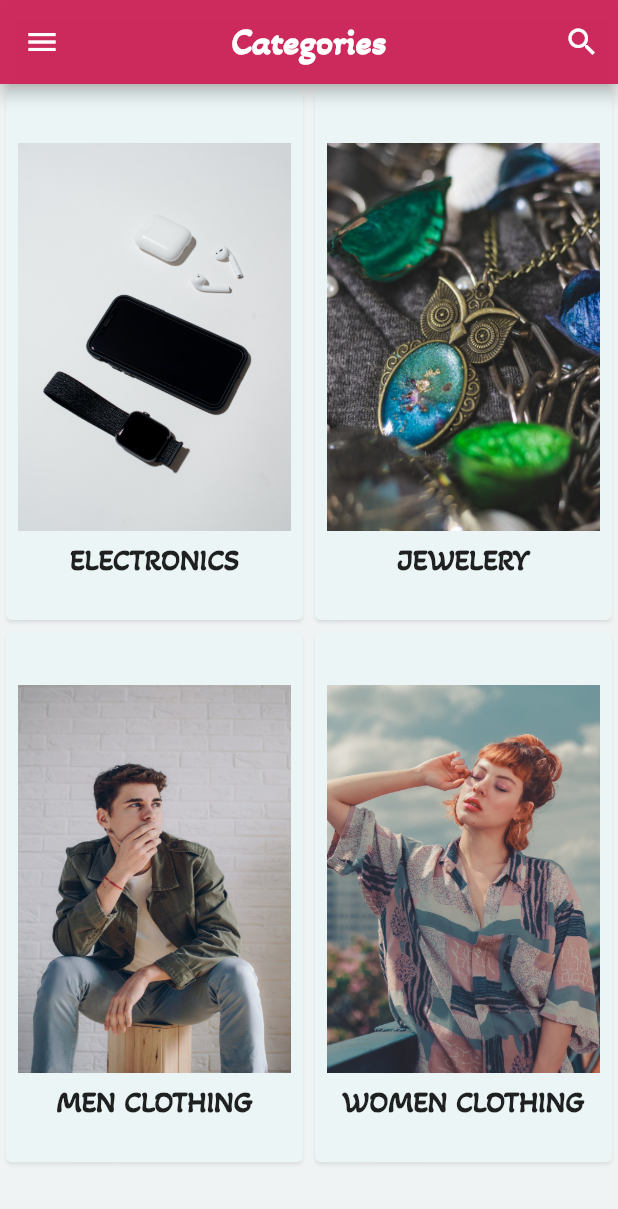
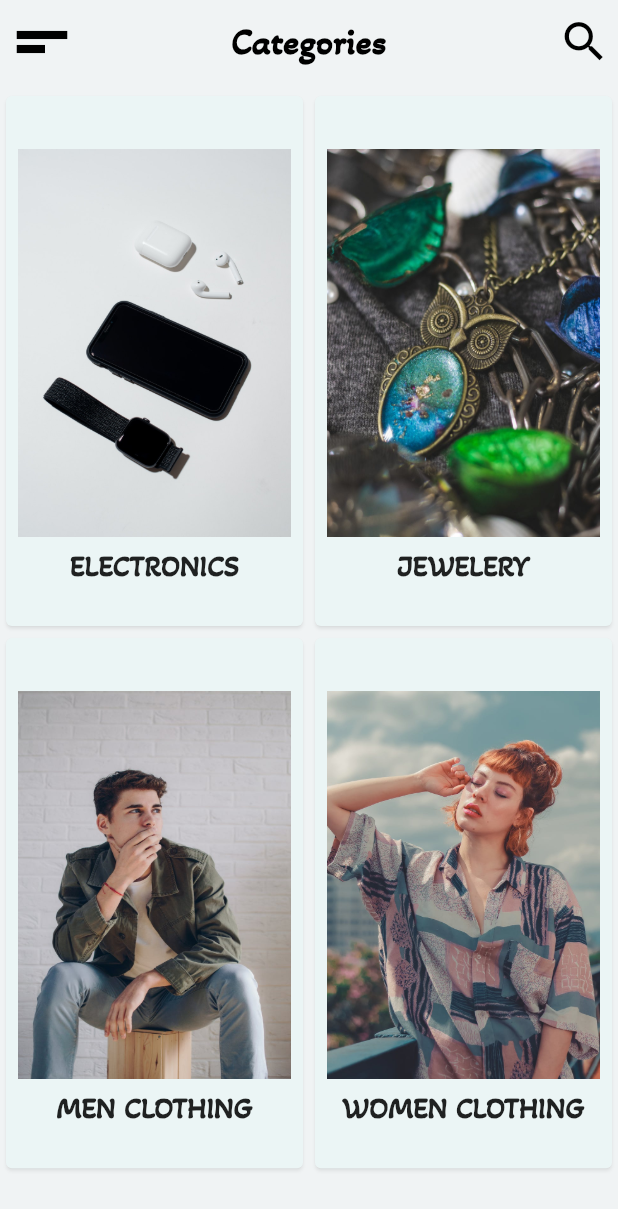
Before and after one commit to ElGenius-developer/shopping-app-with-bloc, a Flutter app: the screen it shows after launch, on a phone screen of 412 x 824 dp. Shown: the top 1209 px of the screen. Run offline on Flutter 3.47's test engine with Material 2 defaults, Android fonts, the phone set to English and light mode, and no system bars; drawn by our look-alikes of extended_image, flutter_inner_drawer; our stand-ins replace bloc, cloud_firestore, connectivity_plus, dio, equatable, firebase_core and 3 more; missing offline and left inert: sign_button; accounts and stored records are empty.

Commit message:
custom appbar

```diff
--- a/lib/data/constants/static_data.dart
+++ b/lib/data/constants/static_data.dart
@@ -15,9 +15,14 @@ class StaticData {
     "men clothing",
     "women clothing"
   ];
-  final String baseURL = 'https://fakestoreapi.com/products'; //all products
-  final String categoriesURL =
-      'https://fakestoreapi.com/products/category/'; //custom category
+  final typesList =[
+  {'coffee machine', 'speaker', 'laptop', 'smart watches', 'headset', 'digital camera', 'smart tv', 'power bank', 'fitness technology'},
+{'earring & necklaces', 'jewelry accessories', 'rings', 'bracelets', 'eyewear accessories'},
+{'jeans','shirt','pullover','boots','jacket','sneakers','hoodie','sunglasses'},
+    {'bags', 'pants','blouses & shirts','hoodies & sweatshirts','heels','coats','jackets & vests','pullovers','boots'}
+  ];
+
+  //custom category
   final Color pinkColor = Color(0xF8CD265A);
   final Color blueColor = Color(0xE90974C8);
 
@@ -49,7 +54,7 @@ class StaticData {
   );
 ////////Light Theme
 
-  ThemeData lightThemData = ThemeData(
+  ThemeData lightThemData =ThemeData(
     visualDensity: VisualDensity.adaptivePlatformDensity,
     primaryColor: Colors.red,
     canvasColor: Color(0xFFE5E8E8),
@@ -57,7 +62,7 @@ class StaticData {
     backgroundColor: Color(0xffF0F3F4),
     cardColor: Color(0xffEBF5F5),
     shadowColor: Colors.black38,
-    highlightColor: Colors.black54,
+    highlightColor: Colors.white10,
     bottomNavigationBarTheme: BottomNavigationBarThemeData(
       // selectedItemColor: Colors.black12,
       selectedItemColor: Colors.black,
--- a/lib/data/repository/products_repository.dart
+++ b/lib/data/repository/products_repository.dart
@@ -5,17 +5,17 @@ import 'package:dio/dio.dart';
 
 class ProductsRepository {
 
-  final CollectionReference _firestore = FirebaseFirestore.instance.collection('products');
+  final CollectionReference _fireStore = FirebaseFirestore.instance.collection('products');
 
 
  Future<List<Products>> fetchProductsByCategory(
      String categoryName,) async {
    var _products=<Products>[];
  try{
-   QuerySnapshot documentSnapshot = await _firestore.doc('categories')
+   QuerySnapshot querySnapshot = await _fireStore.doc('categories')
        .collection(categoryName)
-   /*.where('type' ,isEqualTo:'Pullover' ) add this to sort internal data*/.get();
-   documentSnapshot.docs.forEach((_product) {
+   /*.where('type' ,isEqualTo: 'Sweatshirt' )add this to sort internal data */.get();
+     querySnapshot.docs.forEach((_product) {
      _products.add(Products.fromJson(_product.data()));
    });
 
--- a/lib/logic/blocs/products_bloc/products_bloc.dart
+++ b/lib/logic/blocs/products_bloc/products_bloc.dart
@@ -13,6 +13,8 @@ class ProductsBloc extends Bloc<ProductsEvent, ProductsState> {
   ProductsBloc() : super(ProductsInitial());
   final _productsRepository = ProductsRepository();
   List<Products> _products = <Products>[];
+
+  List<Products> get products => _products;
 
   @override
   Stream<ProductsState> mapEventToState(
--- a/lib/ui/screens/authenticate.dart
+++ b/lib/ui/screens/authenticate.dart
@@ -1,3 +1,4 @@
+import 'package:bag_app/logic/cubits/thems/them_cubit.dart';
 import 'package:bag_app/ui/screens/home.dart';
 import 'package:bag_app/ui/screens/welcoming.dart';
 import 'package:flutter/material.dart';
@@ -8,6 +9,8 @@ class Authenticate extends StatelessWidget {
   const Authenticate({Key key, this.isLoggedIn =false}) : super(key: key);
   @override
   Widget build(BuildContext context) {
+    ThemeCubit.mediaQuery = MediaQuery.of(context);
+
     if(isLoggedIn)
       return Home();
     else
--- a/lib/ui/screens/home.dart
+++ b/lib/ui/screens/home.dart
@@ -1,10 +1,12 @@
-
 import 'package:bag_app/data/constants/static_data.dart';
 import 'package:bag_app/logic/blocs/products_bloc/products_bloc.dart';
 import 'package:bag_app/logic/cubits/thems/them_cubit.dart';
 import 'package:bag_app/ui/router/app_arguments.dart';
 import 'package:bag_app/ui/widgets/custom_text.dart';
+import 'package:bag_app/ui/widgets/inner_custom_drawer.dart';
 import 'package:bag_app/ui/widgets/internet_widget.dart';
+import 'package:bag_app/ui/widgets/my_custom_app_bar.dart';
+import 'package:extended_image/extended_image.dart';
 import 'package:flutter/cupertino.dart';
 import 'package:flutter/material.dart';
 import 'package:flutter_bloc/flutter_bloc.dart';
@@ -12,27 +14,17 @@ import 'package:flutter_bloc/flutter_bloc.dart';
 class Home extends StatelessWidget {
   @override
   Widget build(BuildContext context) {
-    ThemeCubit.mediaQuery = MediaQuery.of(context);
-    return Scaffold(
-      appBar: AppBar(
-        actions: [
-          IconButton(
-            icon: Icon(Icons.search),
-            onPressed: () {},
-          )
-        ],
-        backgroundColor: context.read<ThemeCubit>().defaultColor,
-        title: CustomText(
-          fontSize: 25,
-          text: 'Categories',
-          fontWeight: FontWeight.bold,
-          color: Colors.white,
+    return InnerCustomDrawer(
+      mainScreen: Scaffold(
+        appBar: MyCustomAppBar(
+          title: 'Categories',
+          color: Theme.of(context).scaffoldBackgroundColor,
+          showDrawer: true,
+          showTrailing: true,
         ),
-        centerTitle: true,
-      ),
-      drawer: Drawer(),
         body: InternetWidget(
           child: GridView.builder(
+            physics: BouncingScrollPhysics(),
             itemCount: StaticData().categoriesList.length ?? 0,
             itemBuilder: (context, index) => GestureDetector(
                 child: Card(
@@ -44,16 +36,14 @@ class Home extends StatelessWidget {
                           padding: EdgeInsets.all(8),
                           width: ThemeCubit.mediaQuery.size.width - 20,
                           height: ThemeCubit.mediaQuery.size.height / 3,
-                    child: Image(
-                      image:  AssetImage(
+                          child: ExtendedImage(
+                            image: AssetImage(
                               "images/${StaticData().categoriesList[index]}.jpeg",
                             ),
                             height: ThemeCubit.mediaQuery.size.height / 3,
                             width: ThemeCubit.mediaQuery.size.width / 2.6,
                             fit: BoxFit.fill,
-
-                    )
-                  ),
+                          )),
                       CustomText(
                         text: StaticData()
                             .categoriesList[index]
@@ -65,16 +55,20 @@ class Home extends StatelessWidget {
                   ),
                 ),
                 onTap: () {
-              BlocProvider.of<ProductsBloc>(context)..add(FetchProductsByCategory(StaticData().categoriesList[index]));
-              Navigator.pushNamed(context,'/ProductsScreen',arguments:AppArguments(index));
-            }
-          ),
+                  BlocProvider.of<ProductsBloc>(context)
+                    ..add(FetchProductsByCategory(
+                        StaticData().categoriesList[index]));
+                  Navigator.pushNamed(context, '/ProductsScreen',
+                      arguments: AppArguments(index));
+                }),
             gridDelegate: SliverGridDelegateWithFixedCrossAxisCount(
                 crossAxisCount: 2,
-              childAspectRatio: ThemeCubit.mediaQuery.size.aspectRatio * 1.14),
+                childAspectRatio:
+                    ThemeCubit.mediaQuery.size.aspectRatio * 1.14),
           ),
         ),
-
+      ),
+      isRight: false,
     );
   }
 }
--- /dev/null
+++ b/lib/ui/widgets/inner_custom_drawer.dart
@@ -0,0 +1,34 @@
+import 'package:flutter/material.dart';
+import 'package:flutter_inner_drawer/inner_drawer.dart';
+
+import 'drawer_body_content.dart';
+
+class InnerCustomDrawer extends StatelessWidget {
+  final bool isRight;
+  final Widget mainScreen;
+  static  GlobalKey<InnerDrawerState> innerDrawerKey =
+      GlobalKey<InnerDrawerState>();
+
+ const InnerCustomDrawer({Key key, this.isRight = false, @required this.mainScreen})
+      : super(key: key);
+
+  @override
+  Widget build(BuildContext context) {
+    return InnerDrawer(
+      key: innerDrawerKey,
+      borderRadius: 28,
+      offset: IDOffset.only(
+        bottom: 0.1,
+      ),
+      onTapClose: true,
+      leftAnimationType: InnerDrawerAnimation.quadratic,
+      rightAnimationType: InnerDrawerAnimation.quadratic,
+      backgroundDecoration: BoxDecoration(
+        color: Theme.of(context).scaffoldBackgroundColor,
+      ),
+      scaffold: mainScreen,
+      leftChild: !isRight ? DrawerBodyContent() : null,
+      rightChild: isRight ? DrawerBodyContent() : null,
+    );
+  }
+}
--- /dev/null
+++ b/lib/ui/widgets/my_custom_app_bar.dart
@@ -0,0 +1,71 @@
+import 'package:bag_app/logic/cubits/thems/them_cubit.dart';
+import 'package:flutter/cupertino.dart';
+import 'package:flutter/material.dart';
+import 'package:flutter_svg/svg.dart';
+import 'package:flutter_bloc/flutter_bloc.dart';
+import 'custom_text.dart';
+import 'inner_custom_drawer.dart';
+
+class MyCustomAppBar extends StatelessWidget implements PreferredSizeWidget {
+  final Size size;
+  final Color color;
+
+  final bool showDrawer;
+  final String title;
+  final bool showTrailing;
+  const MyCustomAppBar({
+    Key key,
+    this.size,
+    this.showDrawer = false,
+    this.showTrailing = false,
+    @required this.title,
+    this.color,
+  }) : super(key: key);
+
+  @override
+  Widget build(BuildContext context) {
+    final textColor = context.watch<ThemeCubit>().isDarkThemEnabled
+        ? Colors.white
+        : Colors.black;
+    return AppBar(
+      systemOverlayStyle: Theme.of(context).appBarTheme.systemOverlayStyle,
+      elevation: 0,
+      automaticallyImplyLeading: false,
+      leading: IconButton(
+        icon: showDrawer
+            ? SvgPicture.asset(
+                'images/icons/drawer.svg',
+                color: textColor,
+                fit: BoxFit.scaleDown,
+              )
+            : Icon(
+                Icons.arrow_back_ios_rounded,
+                color: textColor,
+                size: 35,
+              ),
+        onPressed: () => showDrawer
+            ? InnerCustomDrawer.innerDrawerKey.currentState.open()
+            : Navigator.pop(context),
+      ),
+      actions: showTrailing
+          ? [
+              IconButton(
+                icon: Icon(Icons.search, color: textColor, size: 35),
+                onPressed: () {},
+              ),
+            ]
+          : [],
+      backgroundColor: color ?? context.read<ThemeCubit>().defaultColor,
+      title: CustomText(
+        fontSize: 25,
+        text: title,
+        fontWeight: FontWeight.bold,
+        color: textColor ?? Colors.white,
+      ),
+      centerTitle: true,
+    );
+  }
+
+  @override
+  Size get preferredSize => size ?? Size(double.infinity, 60);
+}
--- a/pubspec.yaml
+++ b/pubspec.yaml
@@ -12,14 +12,13 @@ dependencies:
     sdk: flutter
 #************************************************#
   cupertino_icons: ^1.0.2
-
+  flutter_inner_drawer: ^1.0.0+1
   flutter_launcher_icons:
   connectivity_plus:
   flutter_swiper:
   flutter_native_splash:
   bloc: ^6.1.3
   flutter_bloc: ^6.1.3
-  photo_view: ^0.11.1
   sign_button: ^1.0.2
   dio:  4.0.0-beta7
   equatable: ^2.0.0
@@ -27,6 +26,7 @@ dependencies:
   firebase_auth: ^1.0.1
   flutter_svg:
   cloud_firestore: ^1.0.1
+  extended_image: ^3.0.0
 
 
 #************************************************#
```
Also changed, not shown: lib/ui/screens/products_screen.dart (+68 -55 lines), lib/ui/screens/welcoming.dart (+19 -58 lines), lib/ui/widgets/drawer_body_content.dart (added, +35 -0 lines), pubspec.lock, 1 other file. Lines whose indentation alone changed are shown as unchanged.
